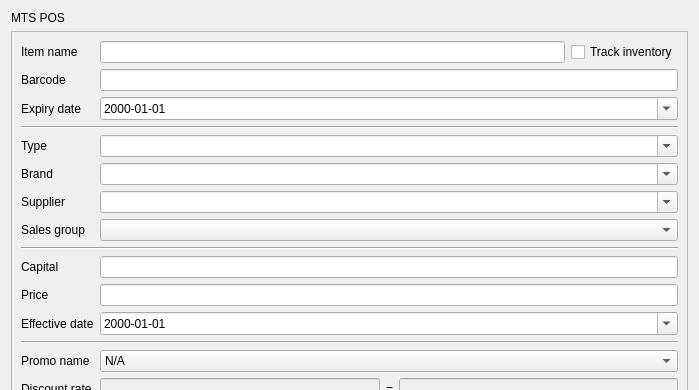
rondalefloyd/mts-pos, file app/views/templates/EditItem.ui: the form before one commit; both pictures show x 0 to 699 and y 0 to 390 of the 699 by 720 pixel window.
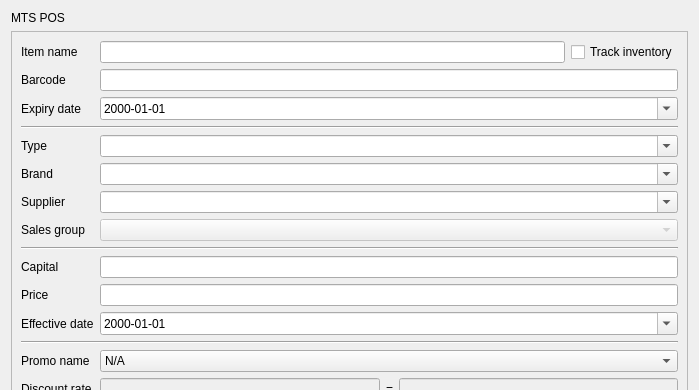
The form after the commit.

Patch:
```diff
--- a/app/views/templates/EditItem.ui
+++ b/app/views/templates/EditItem.ui
@@ -143,6 +143,9 @@
        </item>
        <item row="7" column="1">
         <widget class="QComboBox" name="comboBoxSalesGroupName">
+         <property name="enabled">
+          <bool>false</bool>
+         </property>
          <property name="editable">
           <bool>false</bool>
          </property>
```
